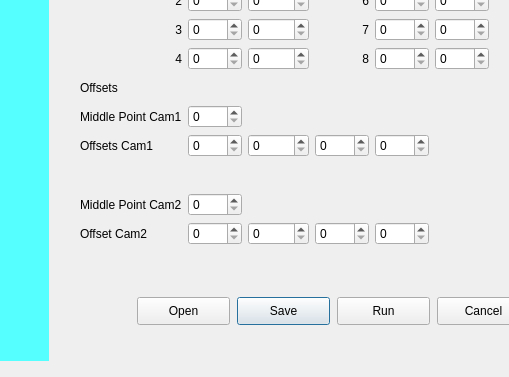
Above: Simulation.ui from rigoletiny/ovos_moles_gui before the change; both pictures show x 523 to 1032 and y 423 to 800 of the 1200 by 800 pixel window. Below: the same form after it.
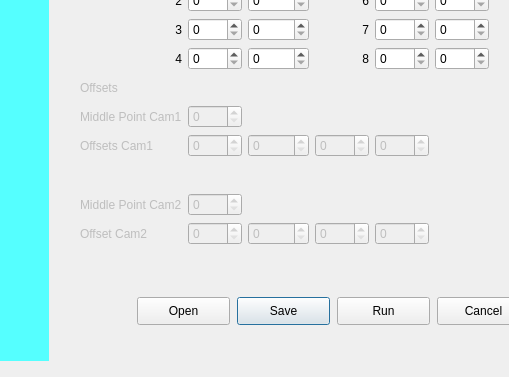
That is the form after the change.

Commit message: Saving default settings

```diff
--- a/Simulation.ui
+++ b/Simulation.ui
@@ -643,6 +643,9 @@
     </item>
     <item row="18" column="0">
      <widget class="QLabel" name="label_38">
+      <property name="enabled">
+       <bool>false</bool>
+      </property>
       <property name="text">
        <string>Middle Point Cam1</string>
       </property>
@@ -650,6 +653,9 @@
     </item>
     <item row="17" column="0">
      <widget class="QLabel" name="label_37">
+      <property name="enabled">
+       <bool>false</bool>
+      </property>
       <property name="text">
        <string>Offsets</string>
       </property>
@@ -657,6 +663,9 @@
     </item>
     <item row="18" column="1">
      <widget class="QSpinBox" name="cam1_offset_middle_point">
+      <property name="enabled">
+       <bool>false</bool>
+      </property>
       <property name="maximum">
        <number>1280</number>
       </property>
@@ -674,6 +683,9 @@
     </item>
     <item row="19" column="4">
      <widget class="QSpinBox" name="cam1_offset_4">
+      <property name="enabled">
+       <bool>false</bool>
+      </property>
       <property name="maximum">
        <number>1280</number>
       </property>
@@ -688,6 +700,9 @@
     </item>
     <item row="21" column="0">
      <widget class="QLabel" name="label_42">
+      <property name="enabled">
+       <bool>false</bool>
+      </property>
       <property name="text">
        <string>Middle Point Cam2</string>
       </property>
@@ -695,6 +710,9 @@
     </item>
     <item row="19" column="3">
      <widget class="QSpinBox" name="cam1_offset_3">
+      <property name="enabled">
+       <bool>false</bool>
+      </property>
       <property name="maximum">
        <number>1280</number>
       </property>
@@ -702,6 +720,9 @@
     </item>
     <item row="19" column="2">
      <widget class="QSpinBox" name="cam1_offset_2">
+      <property name="enabled">
+       <bool>false</bool>
+      </property>
       <property name="maximum">
        <number>1280</number>
       </property>
@@ -719,6 +740,9 @@
     </item>
     <item row="22" column="3">
      <widget class="QSpinBox" name="cam2_offset_3">
+      <property name="enabled">
+       <bool>false</bool>
+      </property>
       <property name="maximum">
        <number>1280</number>
       </property>
@@ -726,6 +750,9 @@
     </item>
     <item row="22" column="1">
      <widget class="QSpinBox" name="cam2_offset_1">
+      <property name="enabled">
+       <bool>false</bool>
+      </property>
       <property name="maximum">
        <number>1280</number>
       </property>
@@ -740,6 +767,9 @@
     </item>
     <item row="19" column="0">
      <widget class="QLabel" name="label_39">
+      <property name="enabled">
+       <bool>false</bool>
+      </property>
       <property name="text">
        <string>Offsets Cam1</string>
       </property>
@@ -754,6 +784,9 @@
     </item>
     <item row="21" column="1">
      <widget class="QSpinBox" name="cam2_offset_middle_point">
+      <property name="enabled">
+       <bool>false</bool>
+      </property>
       <property name="maximum">
        <number>1280</number>
       </property>
@@ -761,6 +794,9 @@
     </item>
     <item row="22" column="4">
      <widget class="QSpinBox" name="cam2_offset_4">
+      <property name="enabled">
+       <bool>false</bool>
+      </property>
       <property name="maximum">
        <number>1280</number>
       </property>
@@ -768,6 +804,9 @@
     </item>
     <item row="22" column="0">
      <widget class="QLabel" name="label_41">
+      <property name="enabled">
+       <bool>false</bool>
+      </property>
       <property name="text">
        <string>Offset Cam2</string>
       </property>
@@ -775,6 +814,9 @@
     </item>
     <item row="19" column="1">
      <widget class="QSpinBox" name="cam1_offset_1">
+      <property name="enabled">
+       <bool>false</bool>
+      </property>
       <property name="maximum">
        <number>1280</number>
       </property>
@@ -789,6 +831,9 @@
     </item>
     <item row="22" column="2">
      <widget class="QSpinBox" name="cam2_offset_2">
+      <property name="enabled">
+       <bool>false</bool>
+      </property>
       <property name="maximum">
        <number>1280</number>
       </property>
```
Left out of the diff: 39 changed lines with no effect on the pictures.
